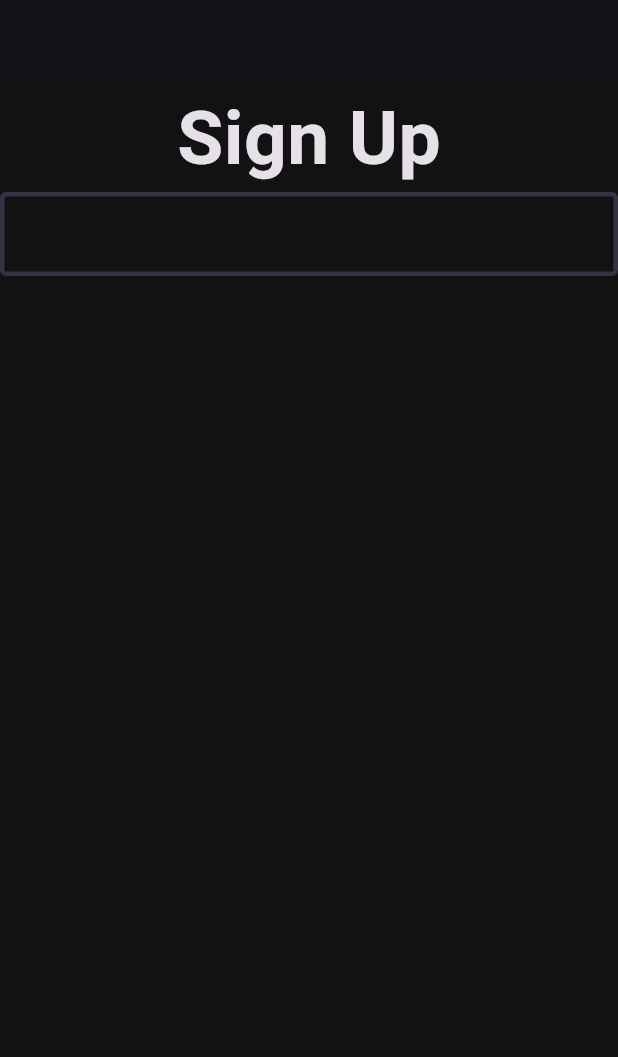
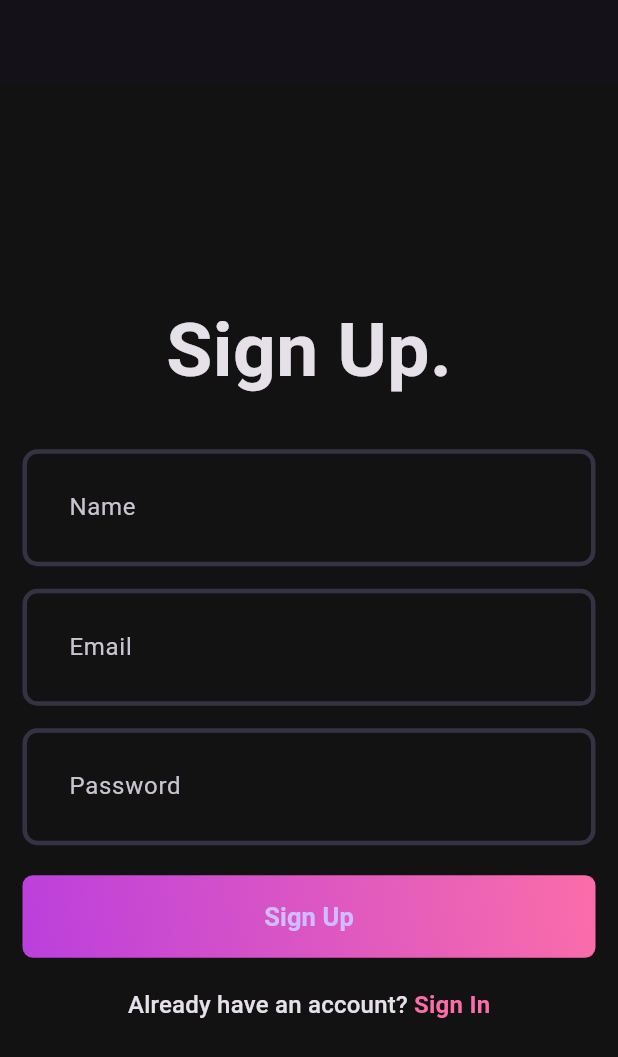
Before and after one commit to VishalVimal/Music-App, a Flutter app: the screen it shows after launch, on a phone screen of 412 x 824 dp. Shown: the top 1057 px of the screen. Run offline on Flutter 3.47's test engine with Material 3 defaults, Android fonts, the phone set to English and light mode, and no system bars.

Commit message:
done with the sign up page ui

```diff
--- a/lib/auth/view/pages/signup_page.dart
+++ b/lib/auth/view/pages/signup_page.dart
@@ -1,4 +1,7 @@
+import 'package:client/auth/view/widgets/auth_gradient_button.dart';
 import 'package:client/auth/view/widgets/custom_textfield.dart';
+import 'package:client/core/theme/app_pallete.dart';
+import 'package:flutter/cupertino.dart';
 import 'package:flutter/material.dart';
 import 'package:flutter/widgets.dart';
 
@@ -14,18 +17,48 @@ class _SignupPageState extends State<SignupPage> {
   Widget build(BuildContext context) {
     return Scaffold(
         appBar: AppBar(),
-      body:Column(
+        body: Padding(
+          padding: const EdgeInsets.all(15.0),
+          child: Column(
+            mainAxisAlignment: MainAxisAlignment.center,
             children: [
               const Text(
-            'Sign Up',
-            style:TextStyle(
+                'Sign Up.',
+                style: TextStyle(
                   fontSize: 50,
                   fontWeight: FontWeight.bold,
                 ),
               ),
-          CustomTextField(),
+              const SizedBox(height: 30),
+              CustomTextField(
+                hintText: 'Name',
+              ),
+              const SizedBox(height: 15),
+              CustomTextField(
+                hintText: 'Email',
+              ),
+              const SizedBox(height: 15),
+              CustomTextField(
+                hintText: 'Password',
+              ),
+              const SizedBox(height: 20),
+              AuthGradientButton(),
+              const SizedBox(height: 20),
+              RichText(
+                  text: TextSpan(
+                      text: 'Already have an account? ',
+                      style: Theme.of(context).textTheme.titleMedium,
+                      children: [
+                    TextSpan(
+                      text: 'Sign In',
+                      style: TextStyle(
+                        color: Pallete.gradient2,
+                        fontWeight: FontWeight.bold,
+                      ),
+                    ),
+                  ]))
             ],
-      )
-    );
+          ),
+        ));
   }
 }
--- /dev/null
+++ b/lib/auth/view/widgets/auth_gradient_button.dart
@@ -0,0 +1,40 @@
+import 'package:client/core/theme/app_pallete.dart';
+import 'package:flutter/material.dart';
+
+class AuthGradientButton extends StatelessWidget {
+  const AuthGradientButton({super.key});
+
+  @override
+  Widget build(BuildContext context) {
+    return Container(
+      decoration: BoxDecoration(
+        gradient: const LinearGradient(
+          colors: [
+          Pallete.gradient1,
+          Pallete.gradient2
+          ],
+          begin: Alignment.bottomLeft,
+          end: Alignment.topRight,
+        ),
+        borderRadius: BorderRadius.circular(7),
+      ),
+      child: ElevatedButton(
+        onPressed: () {},
+        style: ElevatedButton.styleFrom(
+          fixedSize: const Size(395, 55),
+          backgroundColor: Pallete.transparentColor,
+          shadowColor: Pallete.transparentColor,
+          shape: RoundedRectangleBorder(
+            borderRadius: BorderRadius.circular(10),
+          ),
+        ),
+        child: Text('Sign Up',
+        style: TextStyle(
+          fontSize: 17,
+          fontWeight: FontWeight.w600,
+        ),
+        ),
+      ),
+    );
+  }
+}
--- a/lib/auth/view/widgets/custom_textfield.dart
+++ b/lib/auth/view/widgets/custom_textfield.dart
@@ -1,12 +1,18 @@
 import 'package:flutter/material.dart';
 
 class CustomTextField extends StatelessWidget {
-  const CustomTextField({super.key});
+  final String hintText;
+  const CustomTextField({
+    super.key,
+    required this.hintText,
+  });
 
   @override
   Widget build(BuildContext context) {
     return TextFormField(
-      decoration: InputDecoration(),
+      decoration: InputDecoration(
+        hintText: hintText,
+      ),
     );
   }
 }
--- a/lib/core/theme/theme.dart
+++ b/lib/core/theme/theme.dart
@@ -2,21 +2,19 @@ import 'package:client/core/theme/app_pallete.dart';
 import 'package:flutter/material.dart';
 
 class AppTheme {
+  static OutlineInputBorder _border(Color color) =>  OutlineInputBorder( //private variable _border
+        borderSide: BorderSide( // => this is used to return the OutlineInputBorder
+          color: color,
+          width: 3,
+        ),
+        borderRadius: BorderRadius.circular(10),
+      );
   static final darkThemeMode = ThemeData.dark().copyWith(
     scaffoldBackgroundColor: Pallete.backgroundColor,
-    inputDecorationTheme: const InputDecorationTheme(
-      enabledBorder: OutlineInputBorder(
-        borderSide:  BorderSide(
-          color: Pallete.borderColor,
-          width: 3,
-        )
-      ),
-      focusedBorder: OutlineInputBorder(
-        borderSide:  BorderSide(
-          color: Pallete.borderColor,
-          width: 3,
-        )
-      ),
+    inputDecorationTheme: InputDecorationTheme(
+      contentPadding: EdgeInsets.all(27),
+      enabledBorder: _border(Pallete.borderColor),
+      focusedBorder: _border(Pallete.gradient2),
     ),
   );
 }
```
Lines whose indentation alone changed are shown as unchanged.
